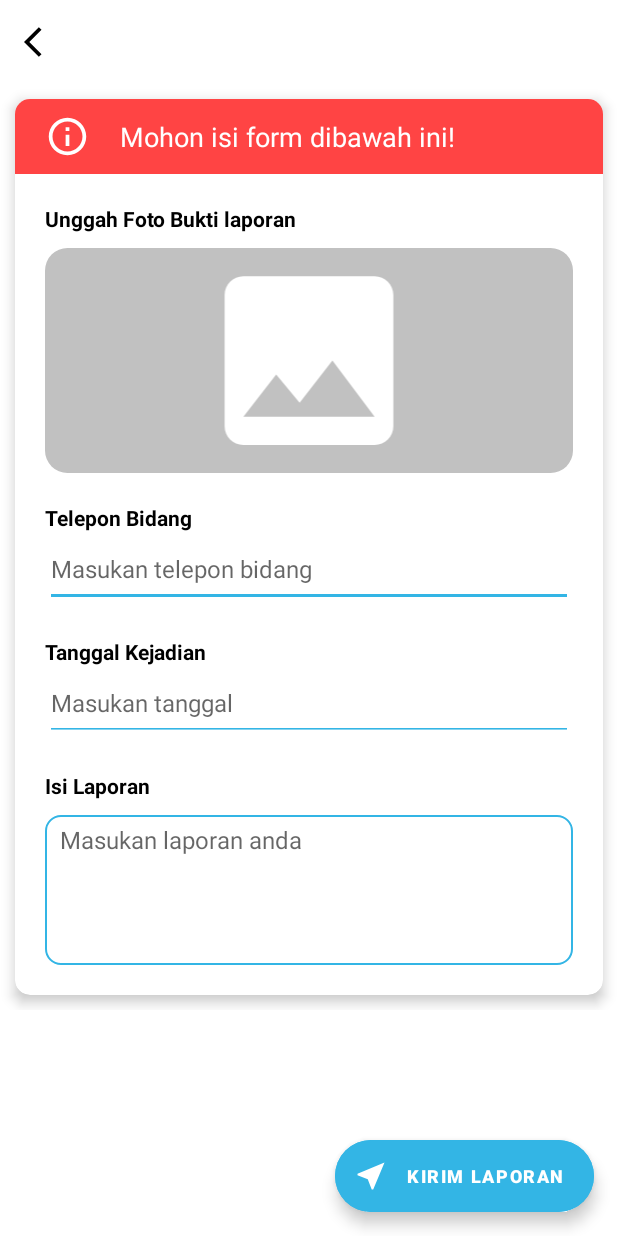
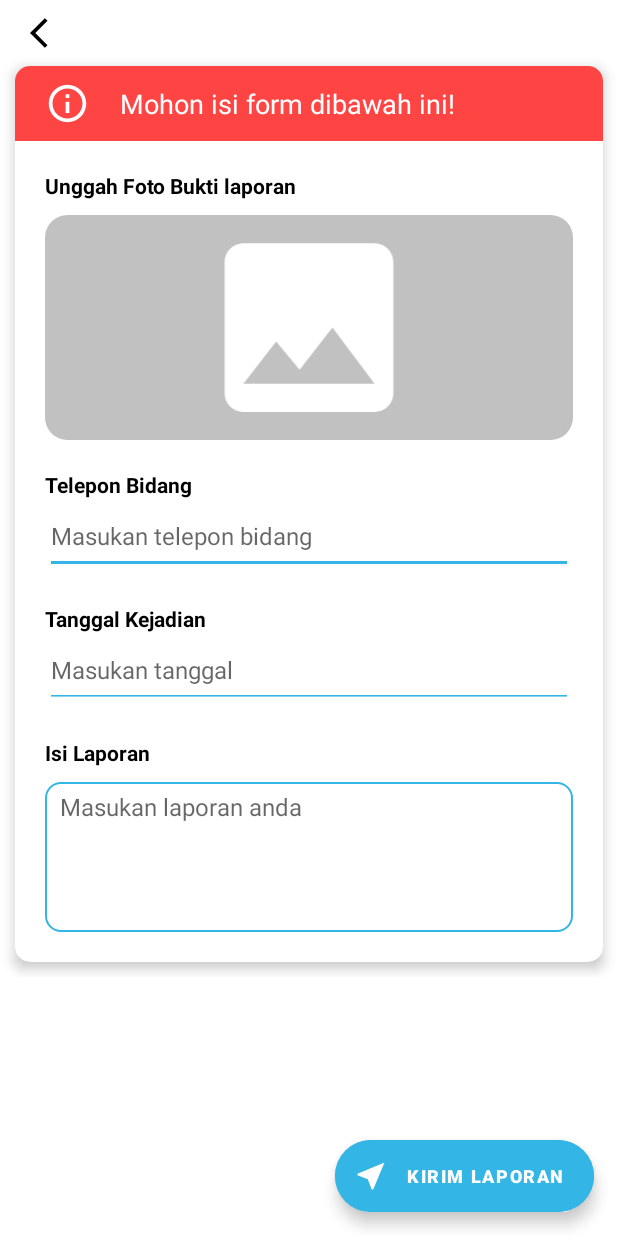
Before and after one commit to BimaSurya00/javaMobile, an Android app: the ReportActivity screen opened directly, with no data from a screen before it, on a phone screen of 412 x 824 dp. Run offline under Robolectric (Android 15) with nearby library versions, the phone set to English and light mode, and no system bars.

Commit message:
fix minor

```diff
--- a/app/src/main/java/com/example/tutorial/ApiInterface.java
+++ b/app/src/main/java/com/example/tutorial/ApiInterface.java
@@ -1,12 +1,7 @@
 package com.example.tutorial;
-
 import retrofit2.Call;
-import retrofit2.Response;
 import retrofit2.http.Body;
-import retrofit2.http.Field;
-import retrofit2.http.FormUrlEncoded;
 import retrofit2.http.POST;
-
 public interface ApiInterface {
 
 
--- a/app/src/main/java/com/example/tutorial/ReportActivity.java
+++ b/app/src/main/java/com/example/tutorial/ReportActivity.java
@@ -4,27 +4,27 @@ import androidx.appcompat.app.AppCompatActivity;
 
 import android.content.Intent;
 import android.os.Bundle;
+import android.widget.ImageView;
 import android.widget.Toolbar;
 
 public class ReportActivity extends AppCompatActivity {
 
-//    Toolbar toolbar;
-
+    ImageView back;
     @Override
     protected void onCreate(Bundle savedInstanceState) {
         super.onCreate(savedInstanceState);
         setContentView(R.layout.activity_report);
 
-//        setBackBar();
+        setBack();
     }
 
-//    private void setBackBar() {
-//        toolbar = findViewById(R.id.toolbar);
-//        toolbar.setOnClickListener(v -> {
-//            Intent intent = new Intent(ReportActivity.this,HomeActivity.class);
-//            startActivity(intent);
-//        });
-//
-//
-//    }
+    private void setBack() {
+        back = findViewById(R.id.back);
+        back.setOnClickListener(v -> {
+            Intent intent = new Intent(ReportActivity.this, HomeActivity.class);
+            startActivity(intent);
+        });
+    }
+
+
 }
--- a/app/src/main/res/layout/activity_report.xml
+++ b/app/src/main/res/layout/activity_report.xml
@@ -12,29 +12,16 @@
         android:background="@android:color/transparent"
         app:elevation="0dp">
 
-        <androidx.appcompat.widget.Toolbar
-            android:id="@+id/toolbar"
-            android:layout_width="match_parent"
-            android:layout_height="?actionBarSize"
-            app:navigationIcon="@drawable/ic_back">
+        <ImageView
+            android:id="@+id/back"
+            android:layout_width="wrap_content"
+            android:layout_height="wrap_content"
+            android:layout_alignParentStart="true"
+            android:layout_alignParentTop="true"
+            android:layout_marginStart="20dp"
+            android:layout_marginTop="10dp"
 
-            <RelativeLayout
-                android:layout_width="match_parent"
-                android:layout_height="wrap_content">
-
-                <TextView
-                    android:id="@+id/tvTitle"
-                    android:layout_width="wrap_content"
-                    android:layout_height="wrap_content"
-                    android:layout_alignParentStart="true"
-                    android:layout_centerInParent="true"
-                    android:textColor="@color/black"
-                    android:textSize="20sp"
-                    android:textStyle="bold" />
-
-            </RelativeLayout>
-
-        </androidx.appcompat.widget.Toolbar>
+            android:src="@drawable/ic_back" />
 
     </com.google.android.material.appbar.AppBarLayout>
 
```
Also changed, not shown: app/src/main/java/com/example/tutorial/FormRequest.java (added, +59 -0 lines), app/src/main/java/com/example/tutorial/FormResponse.java (added, +77 -0 lines), app/src/main/res/layout/activity_home_admin.xml (+4 -5 lines).
